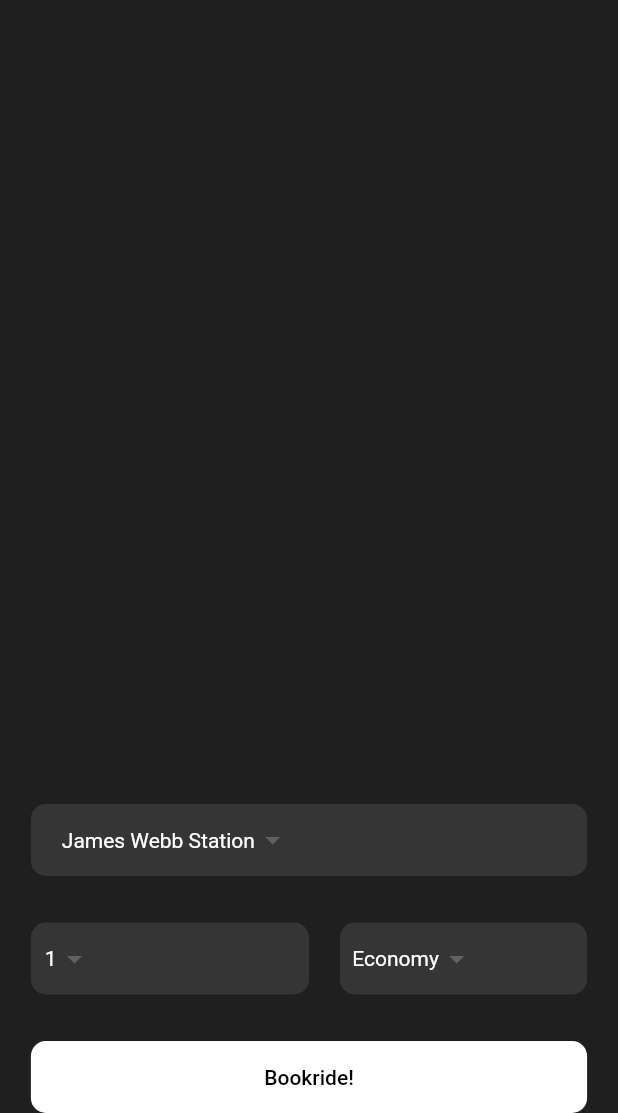
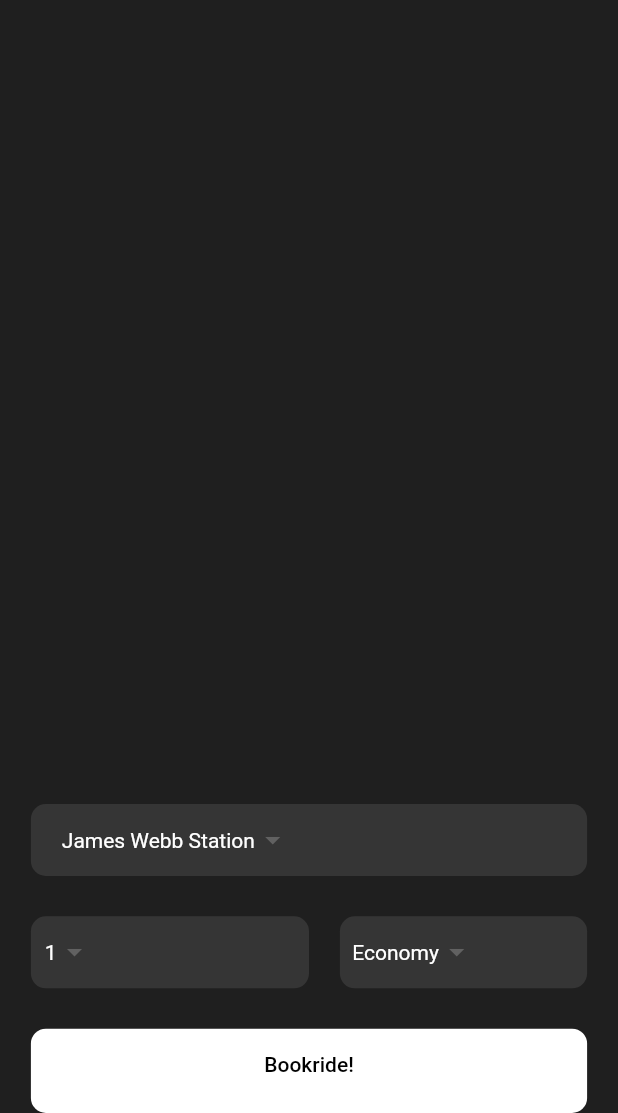
Before and after one commit to sakurakotubaki/FlutterWidget, a Flutter app: the screen it shows after launch, on a phone screen of 412 x 824 dp, the part 123-1236 px from its top. Run offline on Flutter 3.47's test engine with Material 2 defaults, Android fonts, the phone set to English and light mode, and no system bars.

Commit message:
paddint OK

```diff
--- a/lib/pages/home_page.dart
+++ b/lib/pages/home_page.dart
@@ -106,6 +106,7 @@ class HomePage extends StatelessWidget {
   // 読むボタン
   Widget _rideButton() {
     return Container(
+      padding: EdgeInsets.only(bottom: _deviceHeght * 0.01),
       width: _deviceWidth,
       decoration: BoxDecoration(color: Colors.white, borderRadius: BorderRadius.circular(10),),
       child: MaterialButton(onPressed: (){}, child: const Text("Bookride!", style: TextStyle(color: Colors.black),),),
```
